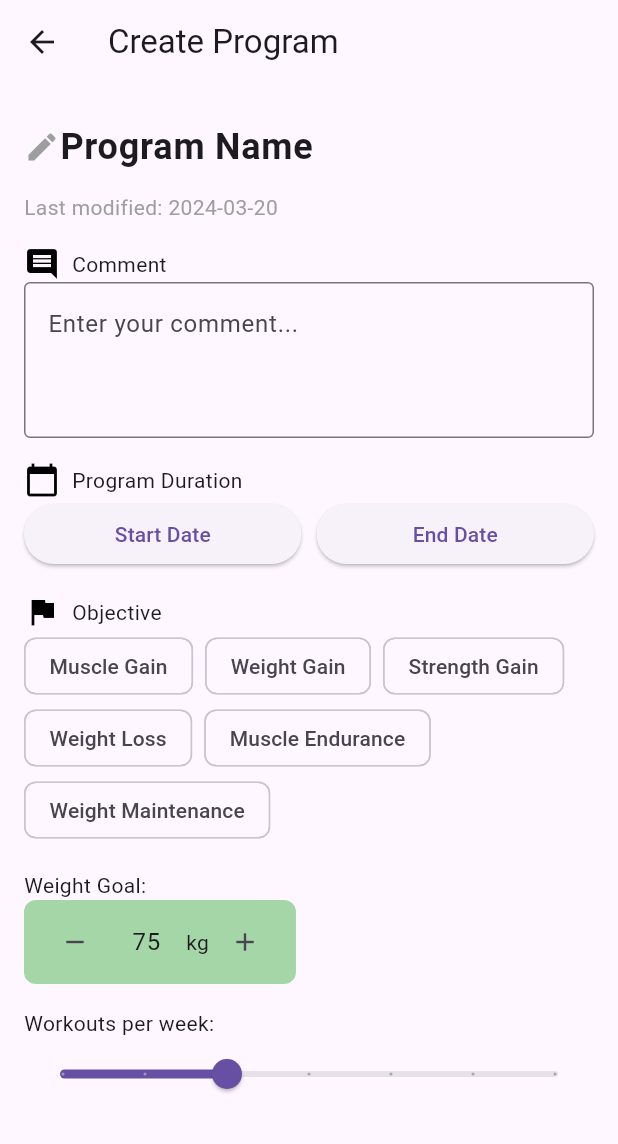
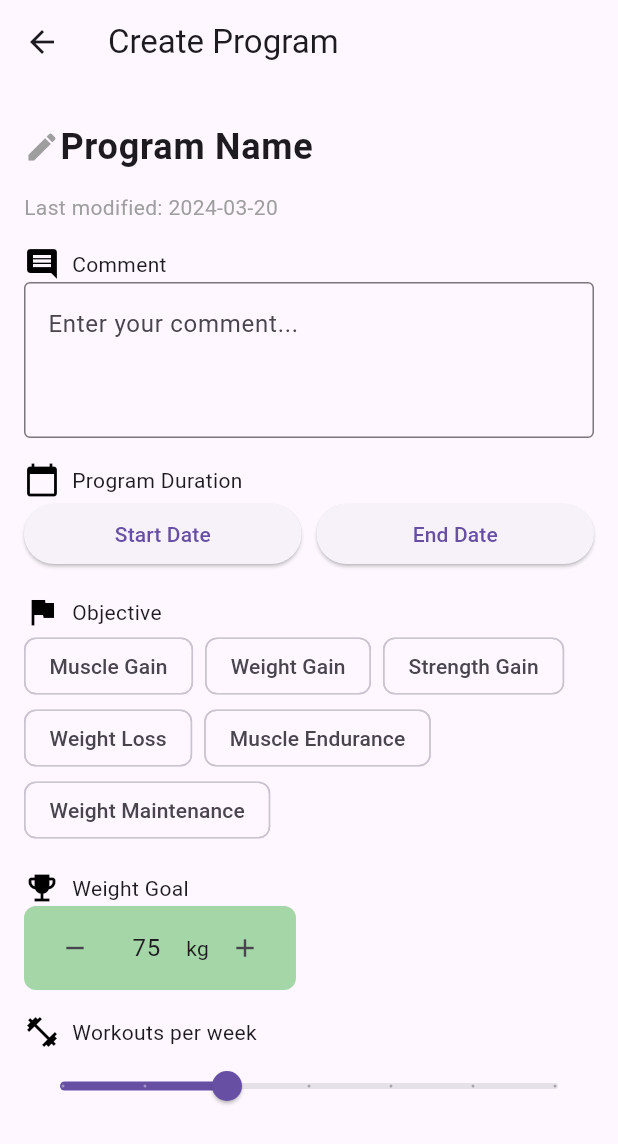
Before and after one commit to remybms/sportin-app, a Flutter app: the CreateProgramPage screen opened directly, on a phone screen of 412 x 824 dp. Shown: the top 1144 px of the screen. Run offline on Flutter 3.47's test engine with Material 3 defaults, Android fonts, the phone set to English and light mode, and no system bars.

Commit message:
✨: added comments and icons

```diff
--- a/lib/pages/create_program.dart
+++ b/lib/pages/create_program.dart
@@ -134,7 +134,7 @@ class _CreateProgramPageState extends State<CreateProgramPage> {
             ),
             SizedBox(height: 16),
 
-
+            // Program obj
             Row(
               children: [
                 Icon(Icons.flag, color: Colors.black),
@@ -155,8 +155,14 @@ class _CreateProgramPageState extends State<CreateProgramPage> {
             ),
             SizedBox(height: 16),
 
-
-            Text("Weight Goal:"),
+            // Program Weight Goal
+            Row(
+              children: [
+                Icon(Icons.emoji_events, color: Colors.black),
+                SizedBox(width: 8),
+                Text("Weight Goal"),
+              ],
+            ),
             Container(
               decoration: BoxDecoration(
                 color: Colors.green[200],
@@ -171,6 +177,7 @@ class _CreateProgramPageState extends State<CreateProgramPage> {
                     onPressed: () {
                       setState(() {
                         int weight = int.tryParse(_weightController.text) ?? 75;
+                        // min weight 30
                         if (weight > 30) weight--;
                         _weightController.text = weight.toString();
                       });
@@ -194,6 +201,7 @@ class _CreateProgramPageState extends State<CreateProgramPage> {
                     onPressed: () {
                       setState(() {
                         int weight = int.tryParse(_weightController.text) ?? 75;
+                        // max weight 200
                         if (weight < 200) weight++;
                         _weightController.text = weight.toString();
                       });
@@ -203,7 +211,15 @@ class _CreateProgramPageState extends State<CreateProgramPage> {
               ),
             ),
             SizedBox(height: 16),
-            Text("Workouts per week:"),
+
+            // Workouts per week
+            Row(
+              children: [
+                Icon(Icons.fitness_center, color: Colors.black),
+                SizedBox(width: 8),
+                Text("Workouts per week"),
+              ],
+            ),
             Slider(
               value: _workoutsPerWeek.toDouble(),
               min: 1,
```
